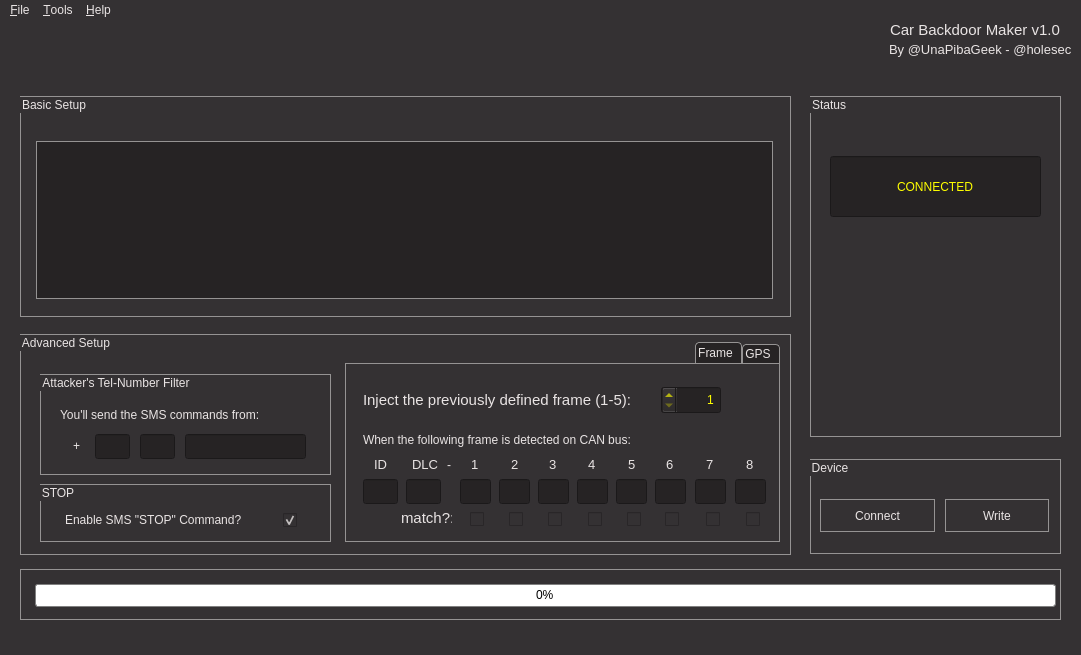
The window that car-backdoor-maker/src/mainwindow.ui (UnaPibaGeek/CBM) describes before a commit, drawn with Qt 5.
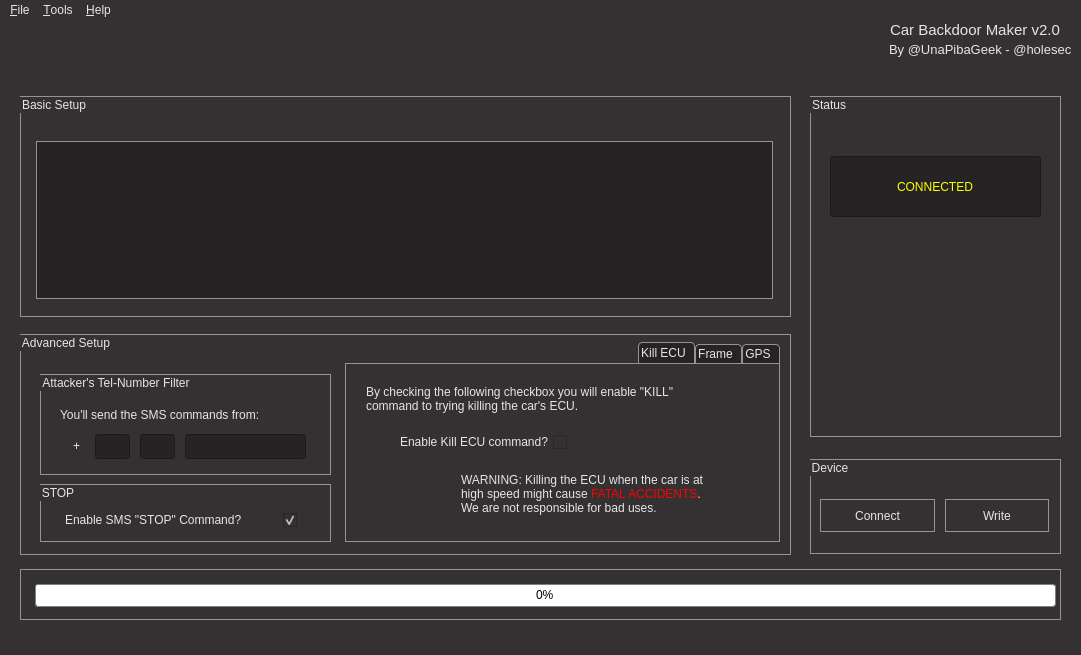
The same window after the commit.

Commit message: Car Backdoor Maker v2.1 && The Bicho v5.0

```diff
--- a/car-backdoor-maker/src/mainwindow.ui
+++ b/car-backdoor-maker/src/mainwindow.ui
@@ -114,7 +114,7 @@
      </font>
     </property>
     <property name="text">
-     <string>Car Backdoor Maker v1.0</string>
+     <string>Car Backdoor Maker v2.0</string>
     </property>
    </widget>
    <widget class="QLabel" name="label_2">
@@ -258,7 +258,7 @@
 }</string>
      </property>
      <property name="currentIndex">
-      <number>1</number>
+      <number>2</number>
      </property>
      <widget class="QWidget" name="gps_tab">
       <attribute name="title">
@@ -991,6 +991,69 @@
        </property>
       </widget>
      </widget>
+     <widget class="QWidget" name="kill_tab">
+      <attribute name="title">
+       <string>Kill ECU</string>
+      </attribute>
+      <widget class="QCheckBox" name="kill_check">
+       <property name="geometry">
+        <rect>
+         <x>10</x>
+         <y>65</y>
+         <width>211</width>
+         <height>26</height>
+        </rect>
+       </property>
+       <property name="text">
+        <string>Enable Kill ECU command?</string>
+       </property>
+      </widget>
+      <widget class="QLabel" name="label_24">
+       <property name="geometry">
+        <rect>
+         <x>20</x>
+         <y>10</y>
+         <width>391</width>
+         <height>51</height>
+        </rect>
+       </property>
+       <property name="text">
+        <string>&lt;html&gt;&lt;head/&gt;&lt;body&gt;By checking the following checkbox you will enable &amp;quot;KILL&amp;quot; &lt;br&gt;command to trying killing the car's ECU.&lt;/body&gt;&lt;/html&gt;</string>
+       </property>
+       <property name="textFormat">
+        <enum>Qt::AutoText</enum>
+       </property>
+      </widget>
+      <widget class="QLabel" name="label_25">
+       <property name="geometry">
+        <rect>
+         <x>115</x>
+         <y>100</y>
+         <width>301</width>
+         <height>61</height>
+        </rect>
+       </property>
+       <property name="text">
+        <string>&lt;html&gt;&lt;head/&gt;&lt;body&gt;&lt;p&gt; WARNING: Killing the ECU when the car is at &lt;br/&gt; high speed might cause &lt;span style=&quot; color:#ff0000;&quot;&gt;FATAL ACCIDENTS&lt;/span&gt;.&lt;br/&gt;We are not responsible for bad uses.&lt;/p&gt;&lt;/body&gt;&lt;/html&gt;</string>
+       </property>
+       <property name="textFormat">
+        <enum>Qt::AutoText</enum>
+       </property>
+      </widget>
+      <widget class="QLabel" name="warning_image">
+       <property name="geometry">
+        <rect>
+         <x>30</x>
+         <y>100</y>
+         <width>67</width>
+         <height>63</height>
+        </rect>
+       </property>
+       <property name="text">
+        <string>&lt;html&gt;&lt;head/&gt;&lt;body&gt;&lt;p&gt;&lt;br/&gt;&lt;/p&gt;&lt;/body&gt;&lt;/html&gt;</string>
+       </property>
+      </widget>
+     </widget>
     </widget>
     <widget class="QGroupBox" name="groupBox_5">
      <property name="geometry">
```
The commit also changes 15 other files.
